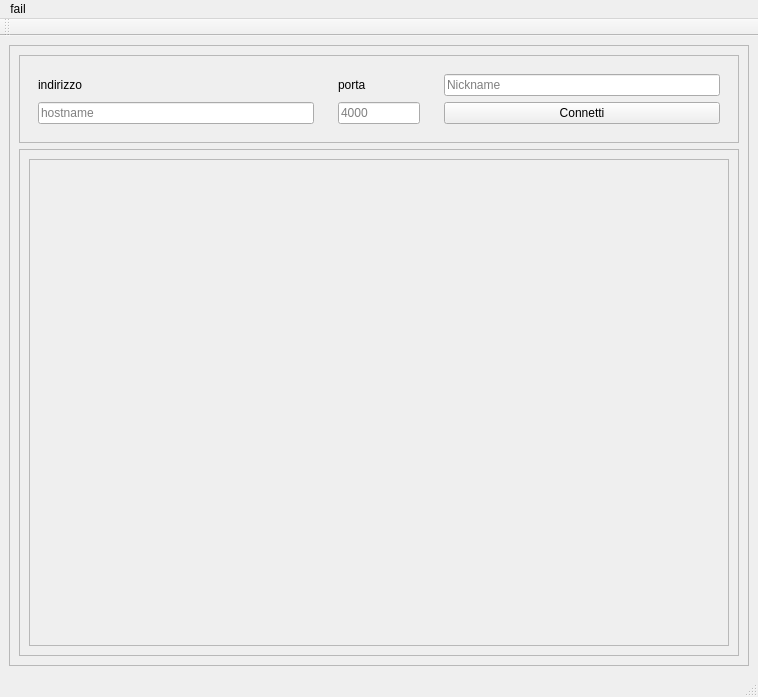
Before: the Qt Designer form Thinkzone-gui/gui/mainwindow.ui in portaloffreedom/ThinkZone, drawn with Qt 5.
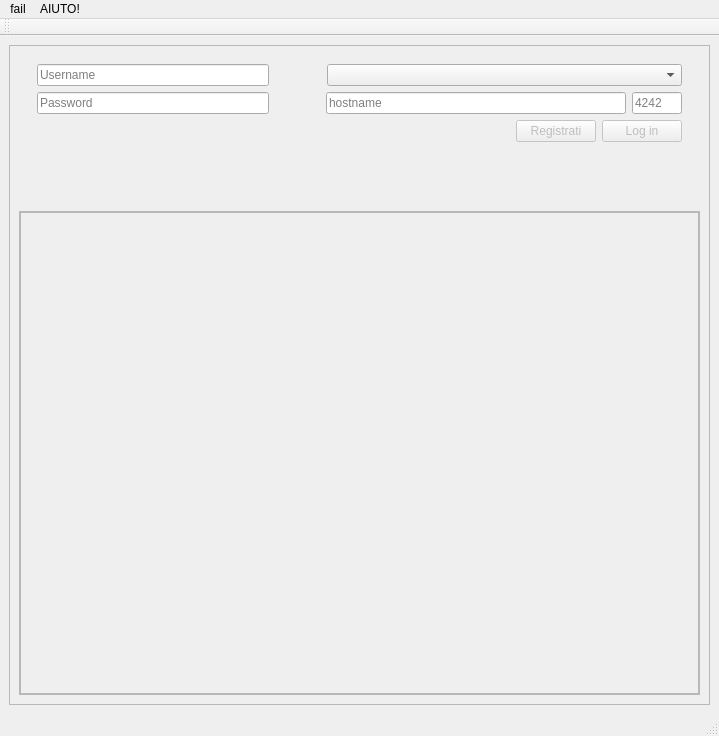
After: the same form once the commit is applied. Icons and pictures are not drawn.

Commit message: Aggiunto login con password, abilitata la registrazione di un utente, inserita schermata di about e loghi.

Diff of the .ui file:
```diff
--- a/Thinkzone-gui/gui/mainwindow.ui
+++ b/Thinkzone-gui/gui/mainwindow.ui
@@ -9,8 +9,8 @@
    <rect>
     <x>0</x>
     <y>0</y>
-    <width>758</width>
-    <height>697</height>
+    <width>719</width>
+    <height>736</height>
    </rect>
   </property>
   <property name="windowTitle">
@@ -28,62 +28,30 @@
       </property>
       <layout class="QVBoxLayout" name="verticalLayout_3">
        <item>
-        <widget class="QFrame" name="frame_2">
-         <property name="enabled">
-          <bool>true</bool>
+        <widget class="QWidget" name="widget_5" native="true">
+         <property name="maximumSize">
+          <size>
+           <width>16777215</width>
+           <height>150</height>
+          </size>
          </property>
-         <property name="frameShape">
-          <enum>QFrame::StyledPanel</enum>
-         </property>
-         <property name="frameShadow">
-          <enum>QFrame::Raised</enum>
-         </property>
-         <layout class="QHBoxLayout" name="horizontalLayout_2">
+         <layout class="QHBoxLayout" name="horizontalLayout_4">
           <item>
-           <widget class="QFrame" name="frame_indirizzo">
-            <layout class="QVBoxLayout" name="verticalLayout">
-             <item>
-              <widget class="QLabel" name="label_indirizzo">
-               <property name="text">
-                <string>indirizzo</string>
-               </property>
-               <property name="buddy">
-                <cstring>testo_host</cstring>
-               </property>
-              </widget>
-             </item>
-             <item>
-              <widget class="QLineEdit" name="testo_host">
-               <property name="enabled">
-                <bool>true</bool>
-               </property>
-               <property name="text">
-                <string/>
-               </property>
-               <property name="maxLength">
-                <number>255</number>
-               </property>
-               <property name="placeholderText">
-                <string>hostname</string>
-               </property>
-              </widget>
-             </item>
-            </layout>
-           </widget>
-          </item>
-          <item>
-           <widget class="QFrame" name="frame_porta">
+           <widget class="QWidget" name="widget" native="true">
             <property name="maximumSize">
              <size>
-              <width>100</width>
+              <width>250</width>
               <height>16777215</height>
              </size>
             </property>
-            <layout class="QVBoxLayout" name="verticalLayout_2">
+            <layout class="QVBoxLayout" name="verticalLayout_7">
+             <property name="topMargin">
+              <number>0</number>
+             </property>
              <item>
-              <widget class="QLabel" name="label_porta">
-               <property name="text">
-                <string>porta</string>
+              <widget class="QLineEdit" name="usernameEdit">
+               <property name="placeholderText">
+                <string>Username</string>
                </property>
                <property name="buddy">
                 <cstring>testo_porta</cstring>
@@ -91,41 +59,238 @@
               </widget>
              </item>
              <item>
-              <widget class="QLineEdit" name="testo_porta">
-               <property name="inputMethodHints">
-                <set>Qt::ImhDigitsOnly|Qt::ImhFormattedNumbersOnly</set>
+              <widget class="QLineEdit" name="passwordEdit">
+               <property name="echoMode">
+                <enum>QLineEdit::Password</enum>
                </property>
                <property name="maxLength">
                 <number>5</number>
                </property>
                <property name="placeholderText">
-                <string>4000</string>
+                <string>Password</string>
                </property>
               </widget>
              </item>
+             <item>
+              <spacer name="verticalSpacer">
+               <property name="orientation">
+                <enum>Qt::Vertical</enum>
+               </property>
+               <property name="sizeHint" stdset="0">
+                <size>
+                 <width>20</width>
+                 <height>40</height>
+                </size>
+               </property>
+              </spacer>
+             </item>
             </layout>
            </widget>
           </item>
           <item>
-           <widget class="QWidget" name="widget_conn" native="true">
+           <widget class="QWidget" name="widget_2" native="true">
             <property name="layoutDirection">
              <enum>Qt::RightToLeft</enum>
             </property>
-            <layout class="QVBoxLayout" name="verticalLayout_5">
+            <layout class="QVBoxLayout" name="verticalLayout_8">
+             <property name="topMargin">
+              <number>0</number>
+             </property>
+             <property name="bottomMargin">
+              <number>0</number>
+             </property>
              <item>
-              <widget class="QLineEdit" name="testo_nickname">
-               <property name="placeholderText">
-                <string>Nickname</string>
+              <widget class="QWidget" name="widget_6" native="true">
+               <property name="layoutDirection">
+                <enum>Qt::LeftToRight</enum>
                </property>
+               <layout class="QHBoxLayout" name="horizontalLayout_2">
+                <property name="margin">
+                 <number>0</number>
+                </property>
+                <item>
+                 <spacer name="horizontalSpacer_3">
+                  <property name="orientation">
+                   <enum>Qt::Horizontal</enum>
+                  </property>
+                  <property name="sizeType">
+                   <enum>QSizePolicy::MinimumExpanding</enum>
+                  </property>
+                  <property name="sizeHint" stdset="0">
+                   <size>
+                    <width>0</width>
+                    <height>20</height>
+                   </size>
+                  </property>
+                 </spacer>
+                </item>
+                <item>
+                 <widget class="QComboBox" name="serverBox">
+                  <property name="minimumSize">
+                   <size>
+                    <width>355</width>
+                    <height>0</height>
+                   </size>
+                  </property>
+                  <property name="maximumSize">
+                   <size>
+                    <width>355</width>
+                    <height>16777215</height>
+                   </size>
+                  </property>
+                  <property name="editable">
+                   <bool>false</bool>
+                  </property>
+                  <property name="currentIndex">
+                   <number>-1</number>
+                  </property>
+                  <property name="insertPolicy">
+                   <enum>QComboBox::InsertAtTop</enum>
+                  </property>
+                 </widget>
+                </item>
+               </layout>
               </widget>
              </item>
              <item>
-              <widget class="QPushButton" name="bottone_connetti">
-               <property name="text">
-                <string>Connetti</string>
+              <widget class="QWidget" name="widget_hostname" native="true">
+               <property name="enabled">
+                <bool>true</bool>
                </property>
+               <property name="layoutDirection">
+                <enum>Qt::LeftToRight</enum>
+               </property>
+               <layout class="QHBoxLayout" name="hostname_layout">
+                <property name="margin">
+                 <number>0</number>
+                </property>
+                <item>
+                 <spacer name="horizontalSpacer">
+                  <property name="orientation">
+                   <enum>Qt::Horizontal</enum>
+                  </property>
+                  <property name="sizeType">
+                   <enum>QSizePolicy::MinimumExpanding</enum>
+                  </property>
+                  <property name="sizeHint" stdset="0">
+                   <size>
+                    <width>0</width>
+                    <height>20</height>
+                   </size>
+                  </property>
+                 </spacer>
+                </item>
+                <item>
+                 <widget class="QLineEdit" name="hostEdit">
+                  <property name="minimumSize">
+                   <size>
+                    <width>300</width>
+                    <height>0</height>
+                   </size>
+                  </property>
+                  <property name="maximumSize">
+                   <size>
+                    <width>300</width>
+                    <height>16777215</height>
+                   </size>
+                  </property>
+                  <property name="layoutDirection">
+                   <enum>Qt::LeftToRight</enum>
+                  </property>
+                  <property name="inputMethodHints">
+                   <set>Qt::ImhNoAutoUppercase|Qt::ImhPreferLowercase|Qt::ImhUrlCharactersOnly</set>
+                  </property>
+                  <property name="placeholderText">
+                   <string>hostname</string>
+                  </property>
+                 </widget>
+                </item>
+                <item>
+                 <widget class="QLineEdit" name="portaEdit">
+                  <property name="maximumSize">
+                   <size>
+                    <width>50</width>
+                    <height>16777215</height>
+                   </size>
+                  </property>
+                  <property name="layoutDirection">
+                   <enum>Qt::LeftToRight</enum>
+                  </property>
+                  <property name="inputMethodHints">
+                   <set>Qt::ImhDigitsOnly|Qt::ImhFormattedNumbersOnly</set>
+                  </property>
+                  <property name="placeholderText">
+                   <string>4242</string>
+                  </property>
+                 </widget>
+                </item>
+               </layout>
               </widget>
              </item>
+             <item>
+              <widget class="QWidget" name="widget_3" native="true">
+               <property name="layoutDirection">
+                <enum>Qt::LeftToRight</enum>
+               </property>
+               <layout class="QHBoxLayout" name="horizontalLayout_3">
+                <property name="margin">
+                 <number>0</number>
+                </property>
+                <item>
+                 <spacer name="horizontalSpacer_2">
+                  <property name="orientation">
+                   <enum>Qt::Horizontal</enum>
+                  </property>
+                  <property name="sizeHint" stdset="0">
+                   <size>
+                    <width>40</width>
+                    <height>20</height>
+                   </size>
+                  </property>
+                 </spacer>
+                </item>
+                <item>
+                 <widget class="QPushButton" name="buttonRegister">
+                  <property name="enabled">
+                   <bool>false</bool>
+                  </property>
+                  <property name="text">
+                   <string>Registrati</string>
+                  </property>
+                 </widget>
+                </item>
+                <item>
+                 <widget class="QPushButton" name="buttonConnect">
+                  <property name="enabled">
+                   <bool>false</bool>
+                  </property>
+                  <property name="maximumSize">
+                   <size>
+                    <width>280</width>
+                    <height>16777215</height>
+                   </size>
+                  </property>
+                  <property name="text">
+                   <string>Log in</string>
+                  </property>
+                 </widget>
+                </item>
+               </layout>
+              </widget>
+             </item>
+             <item>
+              <spacer name="verticalSpacer_2">
+               <property name="orientation">
+                <enum>Qt::Vertical</enum>
+               </property>
+               <property name="sizeHint" stdset="0">
+                <size>
+                 <width>20</width>
+                 <height>40</height>
+                </size>
+               </property>
+              </spacer>
+             </item>
             </layout>
            </widget>
           </item>
@@ -141,6 +306,12 @@
           <enum>QFrame::Raised</enum>
          </property>
          <layout class="QVBoxLayout" name="verticalLayout_6">
+          <property name="spacing">
+           <number>0</number>
+          </property>
+          <property name="margin">
+           <number>0</number>
+          </property>
           <item>
            <widget class="QScrollArea" name="scrollArea">
             <property name="widgetResizable">
@@ -151,8 +322,8 @@
               <rect>
                <x>0</x>
                <y>0</y>
-               <width>698</width>
-               <height>453</height>
+               <width>677</width>
+               <height>468</height>
               </rect>
              </property>
              <layout class="QGridLayout" name="scroll_layout_2">
@@ -179,7 +350,7 @@
     <rect>
      <x>0</x>
      <y>0</y>
-     <width>758</width>
+     <width>719</width>
      <height>30</height>
     </rect>
    </property>
@@ -189,7 +360,14 @@
     </property>
     <addaction name="actionEsci"/>
    </widget>
+   <widget class="QMenu" name="menuAIUTO">
+    <property name="title">
+     <string>AIUTO!</string>
+    </property>
+    <addaction name="actionAbout_Thinkzone"/>
+   </widget>
    <addaction name="menuFail"/>
+   <addaction name="menuAIUTO"/>
   </widget>
   <widget class="QStatusBar" name="statusbar"/>
   <widget class="QToolBar" name="toolBar">
```
Left out of the diff: 32 changed lines with no effect on the pictures. The commit also changes 11 other files.
